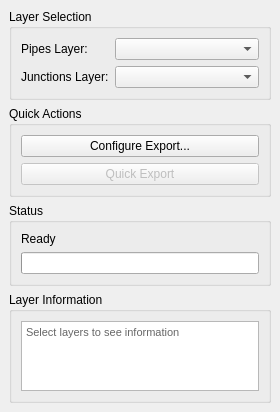
Old version of the form redbasica_export_dockwidget_base.ui in the repository leonazareth/redbasica_export.
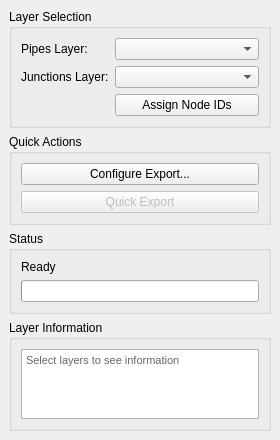
New version of the form. Custom widgets are drawn as their Qt base class.

Patch:
```diff
--- a/redbasica_export_dockwidget_base.ui
+++ b/redbasica_export_dockwidget_base.ui
@@ -49,6 +49,16 @@
          </property>
         </widget>
        </item>
+       <item row="2" column="1">
+        <widget class="QPushButton" name="assignNodeIdsButton">
+         <property name="text">
+          <string>Assign Node IDs</string>
+         </property>
+         <property name="toolTip">
+          <string>Automatically assign upstream/downstream node IDs to pipes</string>
+         </property>
+        </widget>
+       </item>
       </layout>
      </widget>
     </item>
```
